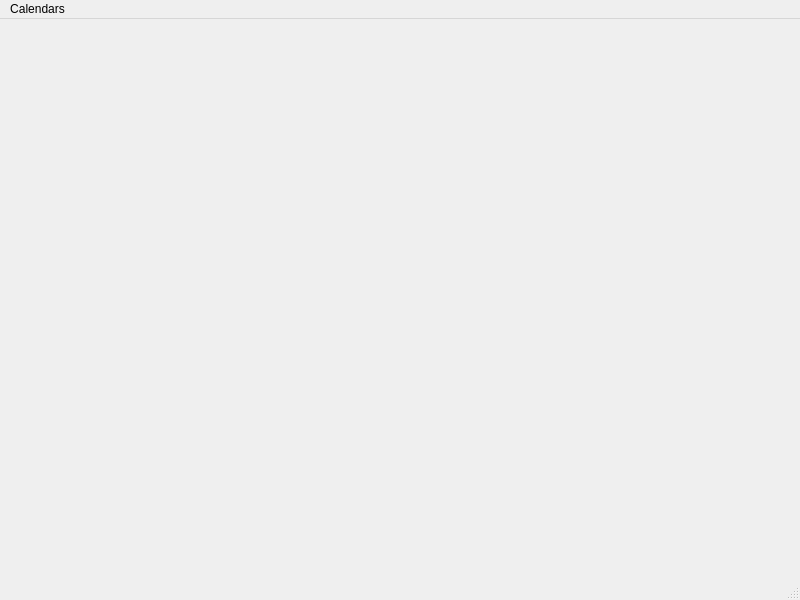
Old version of the form src/mainwindow.ui in the repository UgVo/home-management-client.
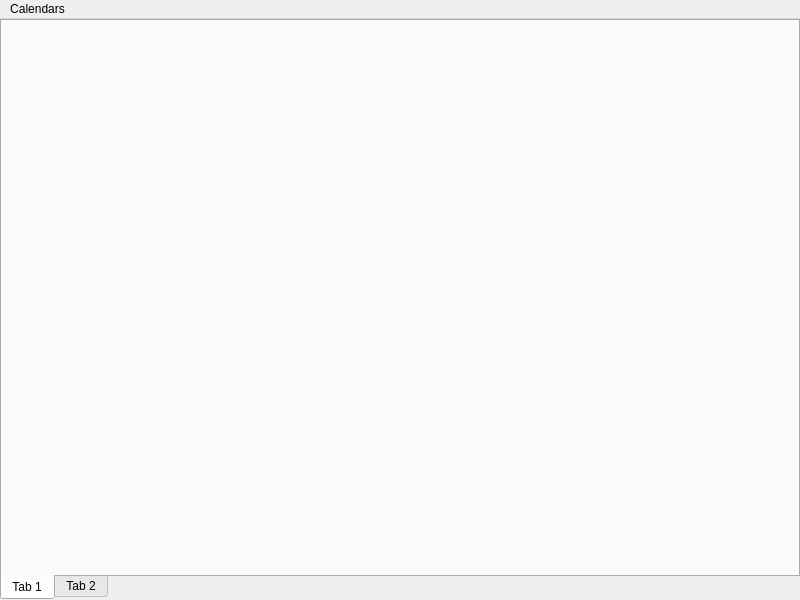
New version of the form.

Patch:
```diff
--- a/src/mainwindow.ui
+++ b/src/mainwindow.ui
@@ -13,7 +13,40 @@
   <property name="windowTitle">
    <string>MainWindow</string>
   </property>
-  <widget class="QWidget" name="centralwidget"/>
+  <widget class="QWidget" name="centralwidget">
+   <layout class="QHBoxLayout" name="horizontalLayout">
+    <property name="leftMargin">
+     <number>0</number>
+    </property>
+    <property name="topMargin">
+     <number>0</number>
+    </property>
+    <property name="rightMargin">
+     <number>0</number>
+    </property>
+    <property name="bottomMargin">
+     <number>0</number>
+    </property>
+    <item>
+     <widget class="QTabWidget" name="tabWidget">
+      <property name="tabPosition">
+       <enum>QTabWidget::TabPosition::South</enum>
+      </property>
+      <widget class="QWidget" name="tab">
+       <attribute name="title">
+        <string>Tab 1</string>
+       </attribute>
+       <layout class="QHBoxLayout" name="horizontalLayout_2"/>
+      </widget>
+      <widget class="QWidget" name="tab_2">
+       <attribute name="title">
+        <string>Tab 2</string>
+       </attribute>
+      </widget>
+     </widget>
+    </item>
+   </layout>
+  </widget>
   <widget class="QMenuBar" name="menubar">
    <property name="geometry">
     <rect>
@@ -33,7 +66,6 @@
    </widget>
    <addaction name="menuApiConnector"/>
   </widget>
-  <widget class="QStatusBar" name="statusbar"/>
   <action name="action_GetCalendarsInfos">
    <property name="text">
     <string>Get Calendars Infos</string>
```
Left out of the diff: 2 changed lines with no effect on the pictures.
